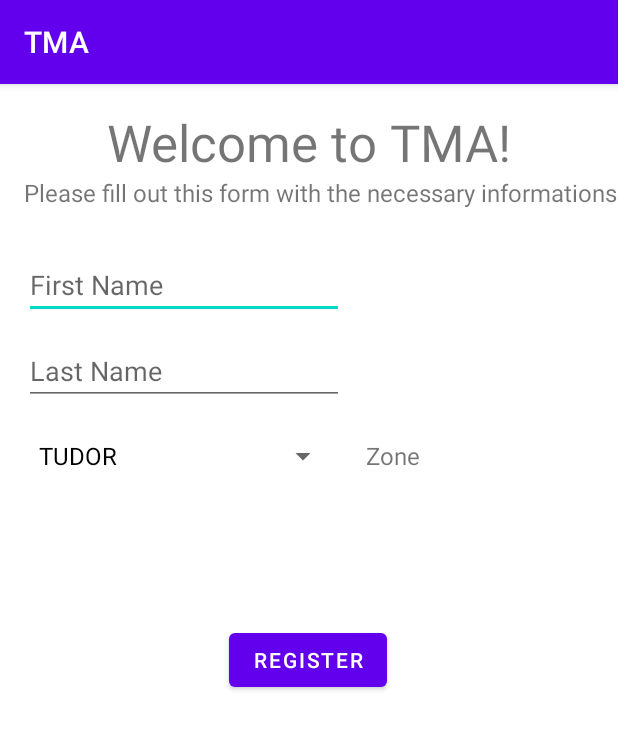
After one commit to hamzabalazs/Time-Managment-App, an Android app: the UserInformationActivity screen opened directly, with no data from a screen before it, on a phone screen of 412 x 824 dp. The commit adds this screen. Shown: the top 729 px of the screen. Run offline under Robolectric (Android 15) with nearby library versions, the phone set to English and light mode, and no system bars; our stand-ins replace Firebase (no records; nobody signed in at launch, a user with empty details on screens opened directly).

Commit message:
feat: add newly registered user to database

```diff
--- a/app/src/main/java/com/example/tma/RegisterActivity.java
+++ b/app/src/main/java/com/example/tma/RegisterActivity.java
@@ -28,9 +28,9 @@ import java.util.Map;
 import javax.security.auth.login.LoginException;
 
 public class RegisterActivity extends AppCompatActivity {
-    Map<String, Object> user = new HashMap<>();
+
     TextView loginbtn;
-    EditText mFullName, mEmail, mPassword;
+    EditText mEmail, mPassword;
     Button registerbtn;
     FirebaseAuth fAuth;
     ProgressBar progressbar;
@@ -41,7 +41,6 @@ public class RegisterActivity extends AppCompatActivity {
         super.onCreate(savedInstanceState);
         setContentView(R.layout.activity_register);
 
-        mFullName = findViewById(R.id.editTextName);
         mEmail = findViewById(R.id.editTextEmail);
         mPassword = findViewById(R.id.editTextPass);
         registerbtn = findViewById(R.id.button);
@@ -61,12 +60,7 @@ public class RegisterActivity extends AppCompatActivity {
             public void onClick(View v){
                 String email = mEmail.getText().toString().trim();
                 String password = mPassword.getText().toString().trim();
-                String name = mFullName.getText().toString().trim();
 
-                if(TextUtils.isEmpty(name)){
-                    mFullName.setError("Full Name is Required!");
-                    return;
-                }
 
                 if(TextUtils.isEmpty(email)){
                     mEmail.setError("Email is Required!");
@@ -89,7 +83,7 @@ public class RegisterActivity extends AppCompatActivity {
                     public void onComplete(@NonNull Task<AuthResult> task) {
                         if(task.isSuccessful()){
                             Toast.makeText(RegisterActivity.this,"User Created!",Toast.LENGTH_SHORT).show();
-                            startActivity(new Intent(getApplicationContext(),MainActivity.class));
+                            startActivity(new Intent(getApplicationContext(),UserInformationActivity.class));
                         }else{
                             Toast.makeText(RegisterActivity.this,"Error! " + task.getException().getMessage(),Toast.LENGTH_SHORT).show();
                             progressbar.setVisibility(View.GONE);
--- /dev/null
+++ b/app/src/main/java/com/example/tma/UserInformationActivity.java
@@ -0,0 +1,101 @@
+package com.example.tma;
+
+import static android.content.ContentValues.TAG;
+
+import androidx.annotation.NonNull;
+import androidx.appcompat.app.AppCompatActivity;
+
+import android.content.Intent;
+import android.graphics.Color;
+import android.os.Bundle;
+import android.text.TextUtils;
+import android.util.Log;
+import android.view.View;
+import android.view.ViewGroup;
+import android.widget.ArrayAdapter;
+import android.widget.Button;
+import android.widget.EditText;
+import android.widget.Spinner;
+import android.widget.TextView;
+
+import com.google.android.gms.tasks.OnFailureListener;
+import com.google.android.gms.tasks.OnSuccessListener;
+import com.google.firebase.auth.FirebaseAuth;
+import com.google.firebase.auth.FirebaseUser;
+import com.google.firebase.firestore.DocumentReference;
+import com.google.firebase.firestore.FirebaseFirestore;
+
+import java.util.HashMap;
+import java.util.Map;
+
+public class UserInformationActivity extends AppCompatActivity {
+    Map<String, Object> user = new HashMap<>();
+    FirebaseFirestore db = FirebaseFirestore.getInstance();
+    EditText firstname,lastname;
+    Spinner zone;
+    Button button;
+
+
+
+    @Override
+    protected void onCreate(Bundle savedInstanceState) {
+        super.onCreate(savedInstanceState);
+        setContentView(R.layout.activity_user_information);
+
+        firstname = findViewById(R.id.userFirstName);
+        lastname = findViewById(R.id.userLastName);
+        zone = findViewById(R.id.userZone);
+        button = findViewById(R.id.userRegister);
+
+        zone.setAdapter(new ArrayAdapter<Zone>(this,R.layout.support_simple_spinner_dropdown_item, Zone.values()));
+
+        FirebaseUser CurrentUser = FirebaseAuth.getInstance().getCurrentUser();
+        button.setOnClickListener(new View.OnClickListener() {
+            @Override
+            public void onClick(View v) {
+                if(user!=null){
+                    String email = CurrentUser.getEmail();
+                    String mFirstName = firstname.getText().toString().trim();
+                    String mLastName = lastname.getText().toString().trim();
+                    String mZone = zone.getSelectedItem().toString();
+
+                    if(TextUtils.isEmpty(mFirstName)){
+                        firstname.setError("First name is Required!");
+                        return;
+                    }
+                    if(TextUtils.isEmpty(mLastName)){
+                        lastname.setError("Last name is Required!");
+                        return;
+                    }
+
+
+                    user.put("Email",email);
+                    user.put("First Name",mFirstName);
+                    user.put("Last Name",mLastName);
+                    user.put("Zone",mZone);
+
+                    db.collection("users")
+                            .add(user)
+                            .addOnSuccessListener(new OnSuccessListener<DocumentReference>() {
+                                @Override
+                                public void onSuccess(DocumentReference documentReference) {
+                                    Log.d(TAG, "DocumentSnapshot added with ID: " + documentReference.getId());
+                                    startActivity(new Intent(getApplicationContext(),MainActivity.class));
+                                }
+                            })
+                            .addOnFailureListener(new OnFailureListener() {
+                                @Override
+                                public void onFailure(@NonNull Exception e) {
+                                    Log.w(TAG, "Error adding document", e);
+                                }
+                            });
+
+                }
+            }
+        });
+
+
+
+    }
+
+}
--- /dev/null
+++ b/app/src/main/java/com/example/tma/Zone.java
@@ -0,0 +1,11 @@
+package com.example.tma;
+
+public enum Zone {
+    TUDOR,
+    LIBERTATII,
+    DAMBU,
+    UNIRII,
+    SAPTENOIEMBRIE,
+    MURESENI,
+    CENTRU
+}
--- a/app/src/main/res/layout/activity_register.xml
+++ b/app/src/main/res/layout/activity_register.xml
@@ -32,19 +32,6 @@
         app:layout_constraintTop_toBottomOf="@+id/textView2" />
 
     <EditText
-        android:id="@+id/editTextName"
-        android:layout_width="281dp"
-        android:layout_height="44dp"
-        android:layout_marginTop="30dp"
-        android:ems="10"
-        android:hint="Full Name"
-        android:inputType="textPersonName"
-        app:layout_constraintEnd_toEndOf="parent"
-        app:layout_constraintHorizontal_bias="0.502"
-        app:layout_constraintStart_toStartOf="parent"
-        app:layout_constraintTop_toBottomOf="@+id/textView3" />
-
-    <EditText
         android:id="@+id/editTextEmail"
         android:layout_width="281dp"
         android:layout_height="44dp"
@@ -53,9 +40,8 @@
         android:hint="Email"
         android:inputType="textPersonName"
         app:layout_constraintEnd_toEndOf="parent"
-        app:layout_constraintHorizontal_bias="0.502"
         app:layout_constraintStart_toStartOf="parent"
-        app:layout_constraintTop_toBottomOf="@+id/editTextName" />
+        app:layout_constraintTop_toBottomOf="@+id/textView3" />
 
     <Button
         android:id="@+id/button"
--- /dev/null
+++ b/app/src/main/res/layout/activity_user_information.xml
@@ -0,0 +1,87 @@
+<?xml version="1.0" encoding="utf-8"?>
+<androidx.constraintlayout.widget.ConstraintLayout xmlns:android="http://schemas.android.com/apk/res/android"
+    xmlns:app="http://schemas.android.com/apk/res-auto"
+    xmlns:tools="http://schemas.android.com/tools"
+    android:layout_width="match_parent"
+    android:layout_height="match_parent"
+    tools:context=".UserInformationActivity">
+
+    <TextView
+        android:id="@+id/textView6"
+        android:layout_width="wrap_content"
+        android:layout_height="wrap_content"
+        android:layout_marginTop="16dp"
+        android:text="Welcome to TMA!"
+        android:textSize="34sp"
+        app:layout_constraintEnd_toEndOf="parent"
+        app:layout_constraintStart_toStartOf="parent"
+        app:layout_constraintTop_toTopOf="parent" />
+
+    <TextView
+        android:id="@+id/textView7"
+        android:layout_width="wrap_content"
+        android:layout_height="wrap_content"
+        android:text="Please fill out this form with the necessary informations"
+        android:textSize="16sp"
+        app:layout_constraintEnd_toEndOf="parent"
+        app:layout_constraintHorizontal_bias="1.0"
+        app:layout_constraintStart_toStartOf="parent"
+        app:layout_constraintTop_toBottomOf="@+id/textView6" />
+
+    <EditText
+        android:id="@+id/userFirstName"
+        android:layout_width="wrap_content"
+        android:layout_height="wrap_content"
+        android:layout_marginStart="16dp"
+        android:layout_marginTop="28dp"
+        android:ems="10"
+        android:hint="First Name"
+        android:inputType="textPersonName"
+        app:layout_constraintStart_toStartOf="parent"
+        app:layout_constraintTop_toBottomOf="@+id/textView7" />
+
+    <EditText
+        android:id="@+id/userLastName"
+        android:layout_width="wrap_content"
+        android:layout_height="wrap_content"
+        android:layout_marginStart="16dp"
+        android:layout_marginTop="12dp"
+        android:ems="10"
+        android:hint="Last Name"
+        android:inputType="textPersonName"
+        app:layout_constraintStart_toStartOf="parent"
+        app:layout_constraintTop_toBottomOf="@+id/userFirstName" />
+
+    <Spinner
+        android:id="@+id/userZone"
+        android:layout_width="208dp"
+        android:layout_height="44dp"
+        android:layout_marginTop="12dp"
+        app:layout_constraintEnd_toEndOf="parent"
+        app:layout_constraintHorizontal_bias="0.088"
+        app:layout_constraintStart_toStartOf="parent"
+        app:layout_constraintTop_toBottomOf="@+id/userLastName" />
+
+    <Button
+        android:id="@+id/userRegister"
+        android:layout_width="wrap_content"
+        android:layout_height="wrap_content"
+        android:layout_marginTop="90dp"
+        android:text="Register"
+        app:layout_constraintEnd_toEndOf="parent"
+        app:layout_constraintHorizontal_bias="0.498"
+        app:layout_constraintStart_toStartOf="parent"
+        app:layout_constraintTop_toBottomOf="@+id/userZone" />
+
+    <TextView
+        android:id="@+id/textView8"
+        android:layout_width="71dp"
+        android:layout_height="33dp"
+        android:layout_marginBottom="90dp"
+        android:text="Zone"
+        android:textSize="16sp"
+        app:layout_constraintBottom_toTopOf="@+id/userRegister"
+        app:layout_constraintEnd_toEndOf="parent"
+        app:layout_constraintHorizontal_bias="0.157"
+        app:layout_constraintStart_toEndOf="@+id/userZone" />
+</androidx.constraintlayout.widget.ConstraintLayout>
```
